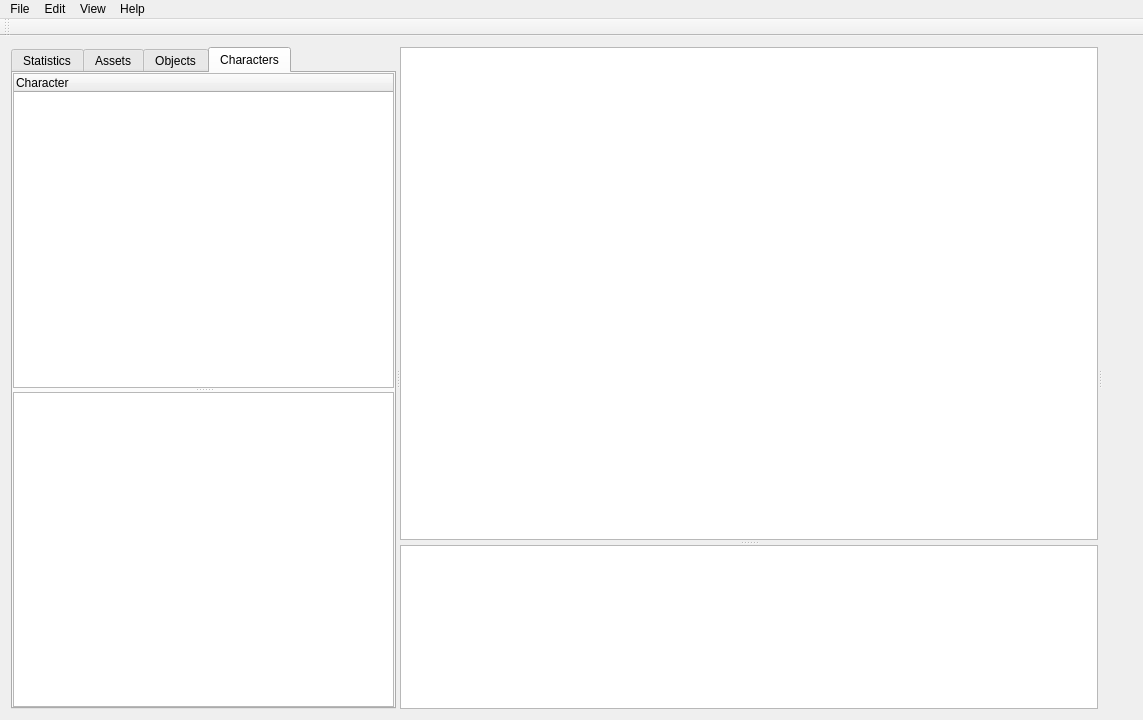
Before: the Qt Designer form NAMSC_editor/NAMSC_editor.ui in NAMSCdev/NAMSC, drawn with Qt 5.
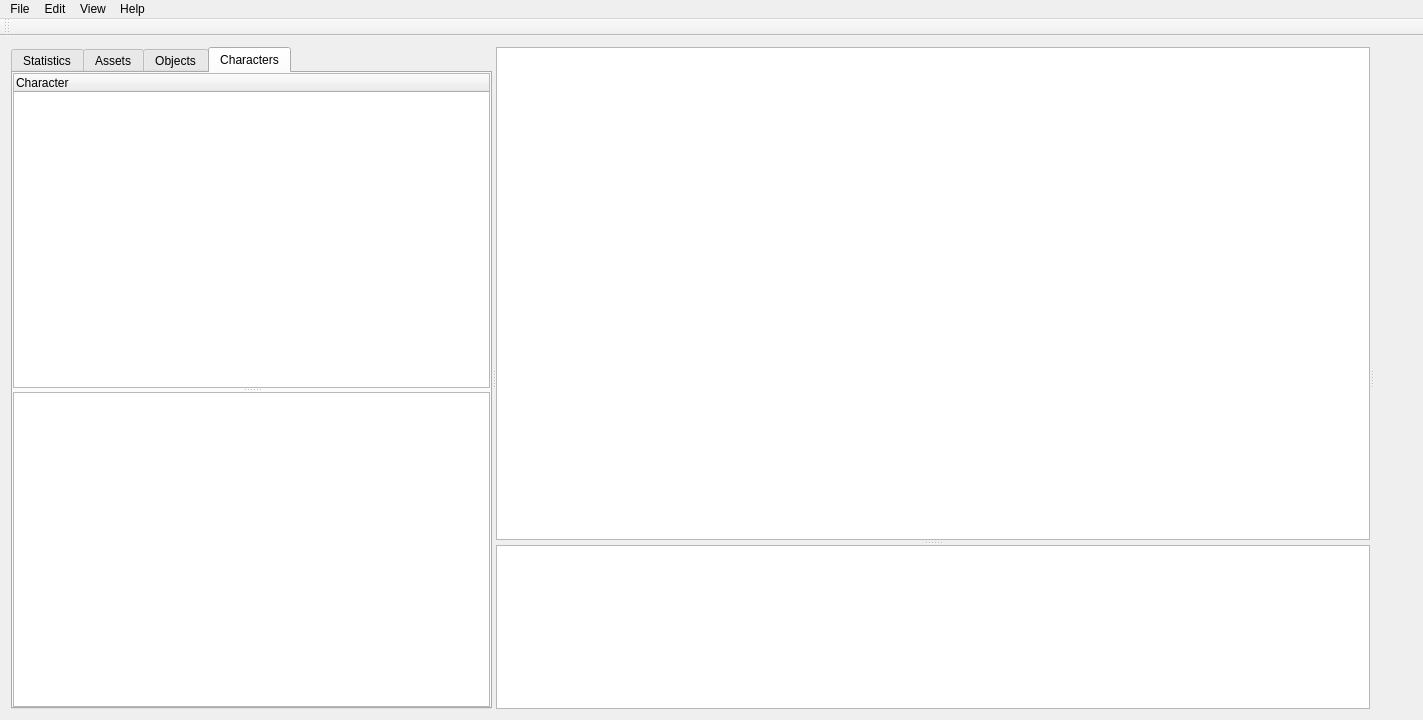
After: the same form once the commit is applied. Custom widgets are drawn as their Qt base class.

Commit message: NAMSC-41 - added event tree part 1

```diff
--- a/NAMSC_editor/NAMSC_editor.ui
+++ b/NAMSC_editor/NAMSC_editor.ui
@@ -6,7 +6,7 @@
    <rect>
     <x>0</x>
     <y>0</y>
-    <width>1143</width>
+    <width>1423</width>
     <height>720</height>
    </rect>
   </property>
@@ -470,7 +470,7 @@
            <number>0</number>
           </property>
           <item>
-           <widget class="QTextEdit" name="textEdit"/>
+           <widget class="QTreeView" name="eventsTree"/>
           </item>
          </layout>
         </widget>
@@ -570,7 +570,7 @@
     <rect>
      <x>0</x>
      <y>0</y>
-     <width>1143</width>
+     <width>1423</width>
      <height>22</height>
     </rect>
    </property>
```
The commit also changes 23 other files.
